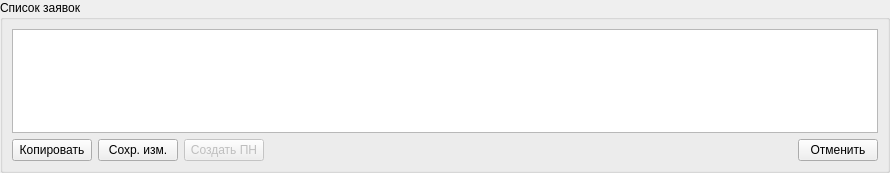
Before: the Qt Designer form modules/purchasemanager/srequestswidget.ui in solderercb/snap_crm, drawn with Qt 5.
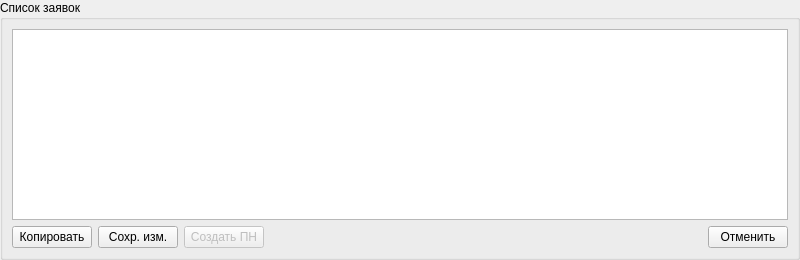
After: the same form once the commit is applied. Custom widgets are drawn as their Qt base class.

The edit to the form file:
```diff
--- a/modules/purchasemanager/srequestswidget.ui
+++ b/modules/purchasemanager/srequestswidget.ui
@@ -6,10 +6,16 @@
    <rect>
     <x>0</x>
     <y>0</y>
-    <width>890</width>
-    <height>173</height>
+    <width>800</width>
+    <height>260</height>
    </rect>
   </property>
+  <property name="sizePolicy">
+   <sizepolicy hsizetype="Preferred" vsizetype="Expanding">
+    <horstretch>0</horstretch>
+    <verstretch>0</verstretch>
+   </sizepolicy>
+  </property>
   <property name="windowTitle">
    <string>Form</string>
   </property>
@@ -26,12 +32,15 @@
    <property name="bottomMargin">
     <number>0</number>
    </property>
+   <property name="spacing">
+    <number>0</number>
+   </property>
    <item row="0" column="0">
     <widget class="QGroupBox" name="groupBox">
      <property name="title">
       <string>Список заявок</string>
      </property>
-     <layout class="QGridLayout" name="gridLayout_2">
+     <layout class="QGridLayout" name="gridLayout_2" rowstretch="1,0">
       <item row="0" column="0">
        <widget class="STableViewPartsRequests" name="tableView">
         <property name="selectionBehavior">
@@ -43,6 +52,9 @@
         <property name="horizontalScrollMode">
          <enum>QAbstractItemView::ScrollPerPixel</enum>
         </property>
+        <property name="wordWrap">
+         <bool>false</bool>
+        </property>
         <attribute name="horizontalHeaderShowSortIndicator" stdset="0">
          <bool>true</bool>
         </attribute>
@@ -91,7 +103,7 @@
           <property name="sizeHint" stdset="0">
            <size>
             <width>40</width>
-            <height>20</height>
+            <height>0</height>
            </size>
           </property>
          </spacer>
```
